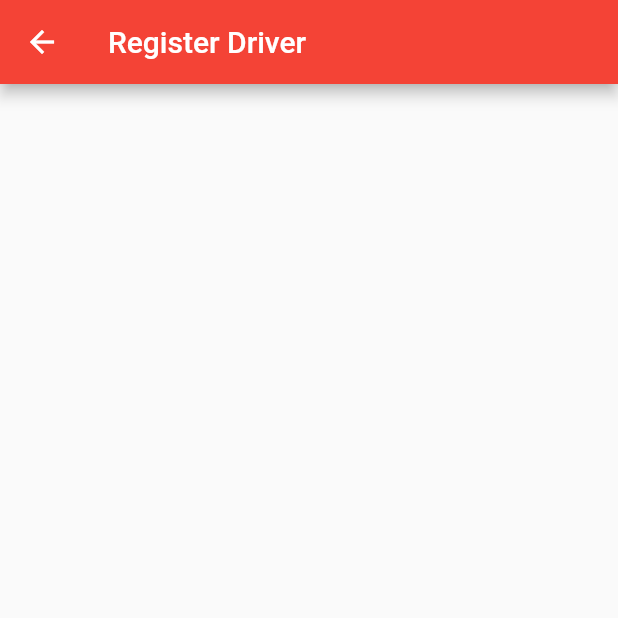
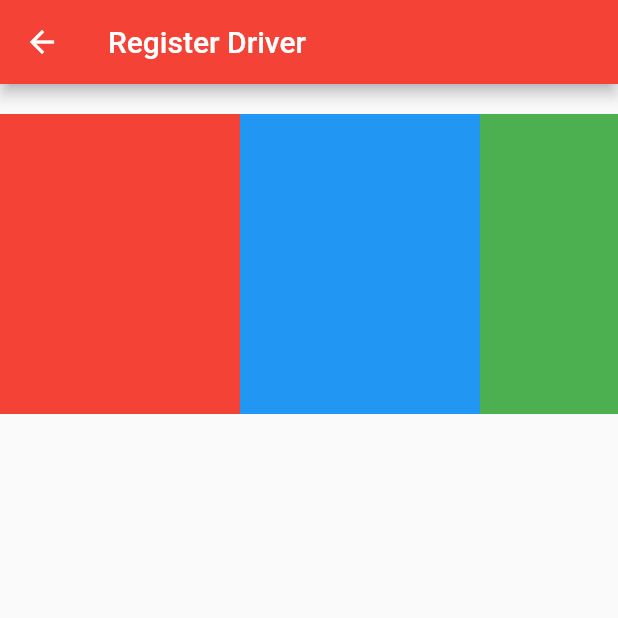
Before and after one commit to elyesnasri/Floodlight, a Flutter app: the RegisterDriverScreen screen opened by its route, on a phone screen of 412 x 824 dp, the top half of it. Run offline on Flutter 3.47's test engine with Material 2 defaults, Android fonts, the phone set to English and light mode, and no system bars.

Commit message:
Driver screen implemented

```diff
--- a/lib/main.dart
+++ b/lib/main.dart
@@ -2,6 +2,7 @@ import 'package:floodlight/detail/DetailScreen.dart';
 import 'package:floodlight/home/HomeScreen.dart';
 import 'package:floodlight/register/RegisterDriverScreen.dart';
 import 'package:floodlight/register/RegisterPassengerScreen.dart';
+import 'package:floodlight/register/RegisterScreen.dart';
 import 'package:floodlight/splash/SplashScreen.dart';
 import 'package:flutter/material.dart';
 
@@ -32,6 +33,7 @@ class MyApp extends StatelessWidget {
         Routes.splashScreen: (context) => SplashScreen(),
         Routes.homeScreen: (context) => HomeScreen(),
         Routes.detailScreen: (context) => DetailScreen(),
+        Routes.registerScreen: (context) => RegisterScreen(),
         Routes.registerDriverScreen: (context) => RegisterDriverScreen(),
         Routes.registerPassengerScreen: (context) => RegisterPassengerScreen()
       }
--- a/lib/register/RegisterDriverScreen.dart
+++ b/lib/register/RegisterDriverScreen.dart
@@ -9,6 +9,36 @@ class RegisterDriverScreen extends StatelessWidget {
         appBar: AppBar(
           title: Text("Register Driver"),
         ),
+        body: Container(
+          margin: EdgeInsets.symmetric(vertical: 20.0),
+          height: 200.0,
+          child: ListView(
+          // This next line does the trick.
+          scrollDirection: Axis.horizontal,
+          children: <Widget>[
+            Container(
+              width: 160.0,
+              color: Colors.red,
+            ),
+            Container(
+              width: 160.0,
+              color: Colors.blue,
+            ),
+            Container(
+              width: 160.0,
+              color: Colors.green,
+            ),
+            Container(
+              width: 160.0,
+              color: Colors.yellow,
+            ),
+            Container(
+              width: 160.0,
+              color: Colors.orange,
+            ),
+          ],
+        ),
+        ),
       ),
     );
   }
--- a/lib/routes.dart
+++ b/lib/routes.dart
@@ -2,6 +2,9 @@ class Routes {
   static const String splashScreen = "/";
   static const String homeScreen = "/home";
   static const String detailScreen = "/detail";
+  static const String registerScreen = "/register";
+
+  // Todo delete bothe on register dirver and passenger
   static const String registerDriverScreen = "/register-driver";
   static const String registerPassengerScreen = "register-passenger";
 }
```
Also changed, not shown: lib/register/DriverScreen.dart (added, +89 -0 lines), lib/register/RegisterScreen.dart (added, +45 -0 lines), lib/splash/SplashScreen.dart (+7 -1 lines).
